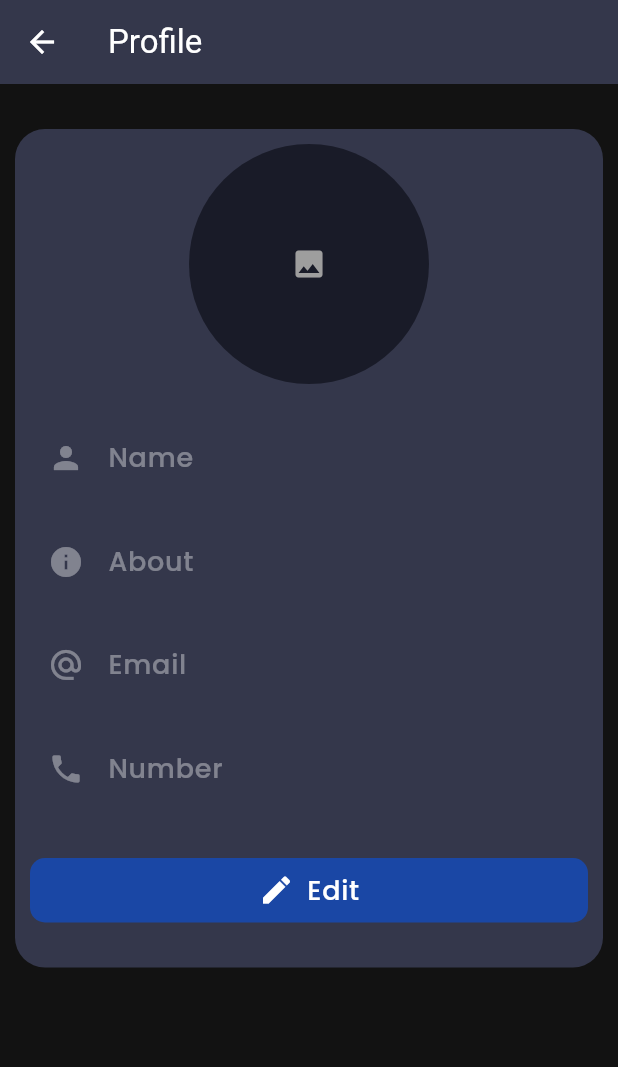
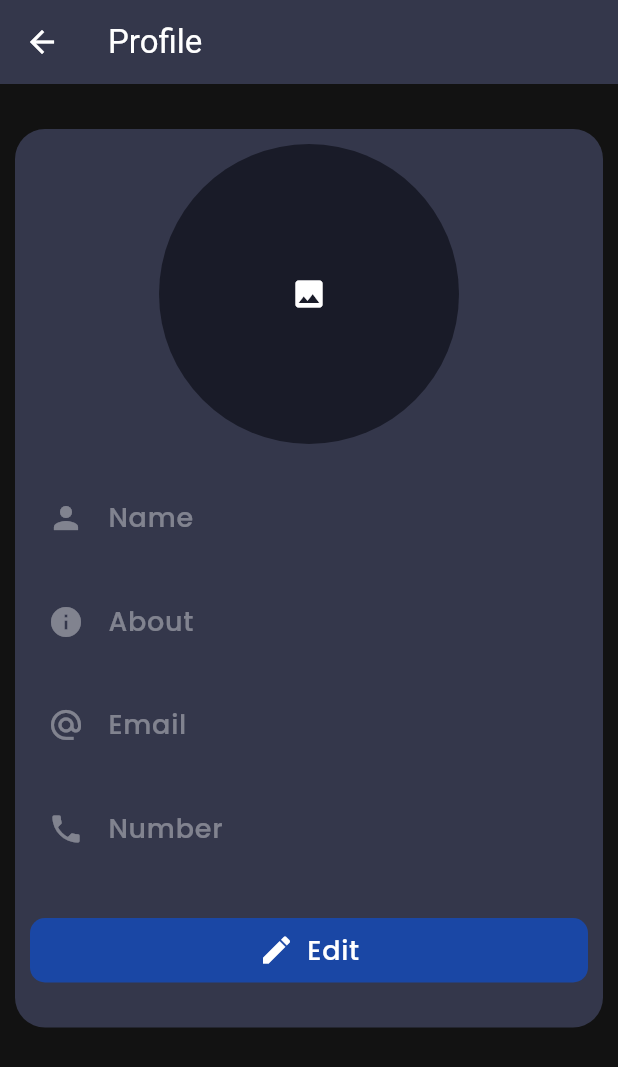
Before and after one commit to BiplobDash/ChatterBotique, a Flutter app: the ProfileScreen screen opened by its route, on a phone screen of 412 x 824 dp. Shown: the top 1067 px of the screen. Run offline on Flutter 3.47's test engine with Material 3 defaults, Android fonts, the phone set to English and light mode, and no system bars; our stand-ins replace cloud_firestore, firebase_auth, firebase_core, firebase_storage, flutter_svg, get and 2 more; accounts and stored records are empty.

Commit message:
Update Profile UI and Function Complete

```diff
--- /dev/null
+++ b/lib/controller/image_controller.dart
@@ -0,0 +1,15 @@
+import 'package:get/get.dart';
+import 'package:image_picker/image_picker.dart';
+
+class ImageController extends GetxController {
+  final ImagePicker picker = ImagePicker();
+
+  Future<String> pickImage() async {
+    final XFile? image = await picker.pickImage(source: ImageSource.gallery);
+    if (image != null) {
+      return image.path;
+    } else {
+      return "";
+    }
+  }
+}
--- a/lib/views/ProfileScreen/profile_screen.dart
+++ b/lib/views/ProfileScreen/profile_screen.dart
@@ -1,3 +1,6 @@
+import 'dart:io';
+
+import 'package:chatter_botique/controller/image_controller.dart';
 import 'package:chatter_botique/controller/profile_controller.dart';
 import 'package:chatter_botique/widgets/primary_button.dart';
 import 'package:flutter/material.dart';
@@ -21,6 +24,10 @@
         text: profileController.currentUser.value.phoneNumber);
     TextEditingController aboutController =
         TextEditingController(text: profileController.currentUser.value.about);
+    final ImageController imageController = Get.put(
+      ImageController(),
+    );
+    RxString imagePath = "".obs;
     return Scaffold(
       appBar: AppBar(
         title: const Text('Profile'),
@@ -46,10 +53,54 @@
                         Row(
                           mainAxisAlignment: MainAxisAlignment.center,
                           children: [
-                            CircleAvatar(
-                              backgroundColor: theme.colorScheme.background,
-                              radius: 80,
-                              child: const Icon(Icons.image),
+                            Obx(
+                              () => isEdit.value
+                                  ? InkWell(
+                                      onTap: () async {
+                                        imagePath.value =
+                                            await imageController.pickImage();
+                                      },
+                                      child: Container(
+                                        width: 200,
+                                        height: 200,
+                                        decoration: BoxDecoration(
+                                          color: theme.colorScheme.background,
+                                          borderRadius:
+                                              BorderRadius.circular(100),
+                                        ),
+                                        child: imagePath.value == ""
+                                            ? const Icon(Icons.add)
+                                            : ClipRRect(
+                                                borderRadius:
+                                                    BorderRadius.circular(100),
+                                                child: Image.file(
+                                                  File(
+                                                    imagePath.value,
+                                                  ),
+                                                  fit: BoxFit.cover,
+                                                ),
+                                              ),
+                                      ),
+                                    )
+                                  : Container(
+                                      width: 200,
+                                      height: 200,
+                                      decoration: BoxDecoration(
+                                        color: theme.colorScheme.background,
+                                        borderRadius:
+                                            BorderRadius.circular(100),
+                                      ),
+                                      child: profileController.currentUser.value.profileImage == ""
+                                          ? const Icon(Icons.image)
+                                          : ClipRRect(
+                                              borderRadius:
+                                                  BorderRadius.circular(100),
+                                              child: Image.network(
+                                                profileController.currentUser.value.profileImage!,
+                                                fit: BoxFit.cover,
+                                              ),
+                                            ),
+                                    ),
                             ),
                           ],
                         ),
@@ -70,8 +121,14 @@
                         Obx(
                           () => isEdit.value
                               ? PrimaryButton(
-                                  onTap: () {
+                                  onTap: () async {
                                     isEdit.value = false;
+                                    await profileController.updateProfile(
+                                      imagePath.value,
+                                      nameController.text,
+                                      aboutController.text,
+                                      phoneController.text,
+                                    );
                                   },
                                   btnName: 'Save',
                                   icon: Icons.save,
--- a/pubspec.yaml
+++ b/pubspec.yaml
@@ -16,6 +16,7 @@
   firebase_auth: ^4.18.0
   cloud_firestore: ^4.16.0
   firebase_storage: ^11.7.0
+  image_picker: ^1.0.7
 
 dev_dependencies:
   flutter_test:
```
Also changed, not shown: lib/controller/auth_controller.dart (+13 -8 lines), lib/controller/profile_controller.dart (+49 -1 lines), pubspec.lock, 5 other files.
